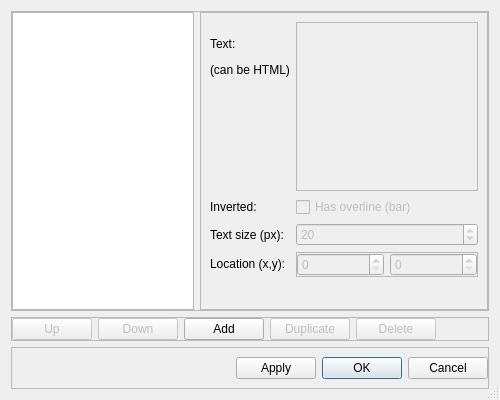
Old version of the form src/DialogEditAnnotations.ui in the repository gdevic/Z80Explorer.
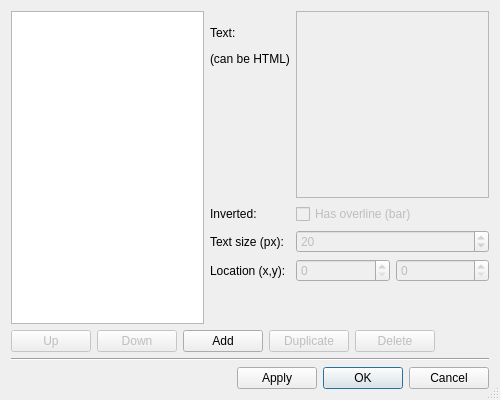
New version of the form.

Commit message: Rewriting Dialog Edit Annotations using a new fremeless style

```diff
--- a/src/DialogEditAnnotations.ui
+++ b/src/DialogEditAnnotations.ui
@@ -18,26 +18,7 @@
   </property>
   <layout class="QVBoxLayout" name="verticalLayout">
    <item>
-    <widget class="QFrame" name="frame">
-     <property name="frameShape">
-      <enum>QFrame::StyledPanel</enum>
-     </property>
-     <property name="frameShadow">
-      <enum>QFrame::Raised</enum>
-     </property>
      <layout class="QHBoxLayout" name="horizontalLayout_3">
-      <property name="leftMargin">
-       <number>0</number>
-      </property>
-      <property name="topMargin">
-       <number>0</number>
-      </property>
-      <property name="rightMargin">
-       <number>0</number>
-      </property>
-      <property name="bottomMargin">
-       <number>0</number>
-      </property>
       <item>
        <widget class="QListWidget" name="listAll">
         <property name="alternatingRowColors">
@@ -49,13 +30,6 @@
        </widget>
       </item>
       <item>
-       <widget class="QFrame" name="frame_edit">
-        <property name="frameShape">
-         <enum>QFrame::StyledPanel</enum>
-        </property>
-        <property name="frameShadow">
-         <enum>QFrame::Raised</enum>
-        </property>
         <layout class="QFormLayout" name="formLayout">
          <item row="0" column="0">
           <widget class="QLabel" name="label_text">
@@ -71,14 +45,31 @@
            </property>
           </widget>
          </item>
-         <item row="4" column="0">
+       <item row="1" column="0">
+        <widget class="QLabel" name="label_inverted">
+         <property name="text">
+          <string>Inverted:</string>
+         </property>
+        </widget>
+       </item>
+       <item row="1" column="1">
+        <widget class="QCheckBox" name="checkBar">
+         <property name="enabled">
+          <bool>false</bool>
+         </property>
+         <property name="text">
+          <string>Has overline (bar)</string>
+         </property>
+        </widget>
+       </item>
+       <item row="2" column="0">
           <widget class="QLabel" name="label_size">
            <property name="text">
             <string>Text size (px):</string>
            </property>
           </widget>
          </item>
-         <item row="4" column="1">
+       <item row="2" column="1">
           <widget class="QSpinBox" name="spinSize">
            <property name="enabled">
             <bool>false</bool>
@@ -97,34 +88,15 @@
            </property>
           </widget>
          </item>
-         <item row="6" column="0">
+       <item row="3" column="0">
           <widget class="QLabel" name="label_location">
            <property name="text">
             <string>Location (x,y):</string>
            </property>
           </widget>
          </item>
-         <item row="6" column="1">
-          <widget class="QFrame" name="frame_location">
-           <property name="frameShape">
-            <enum>QFrame::StyledPanel</enum>
-           </property>
-           <property name="frameShadow">
-            <enum>QFrame::Raised</enum>
-           </property>
+       <item row="3" column="1">
            <layout class="QHBoxLayout" name="horizontalLayout_2">
-            <property name="leftMargin">
-             <number>0</number>
-            </property>
-            <property name="topMargin">
-             <number>0</number>
-            </property>
-            <property name="rightMargin">
-             <number>0</number>
-            </property>
-            <property name="bottomMargin">
-             <number>0</number>
-            </property>
             <item>
              <widget class="QSpinBox" name="spinX">
               <property name="enabled">
@@ -152,10 +124,9 @@
              </widget>
             </item>
            </layout>
-          </widget>
-         </item>
-         <item row="8" column="1">
-          <spacer name="verticalSpacer">
+       </item>
+       <item row="4" column="0">
+        <spacer name="verticalSpacer_1">
            <property name="orientation">
             <enum>Qt::Vertical</enum>
            </property>
@@ -167,50 +138,25 @@
            </property>
           </spacer>
          </item>
-         <item row="3" column="0">
-          <widget class="QLabel" name="label_inverted">
-           <property name="text">
-            <string>Inverted:</string>
-           </property>
-          </widget>
-         </item>
-         <item row="3" column="1">
-          <widget class="QCheckBox" name="checkBar">
-           <property name="enabled">
-            <bool>false</bool>
-           </property>
-           <property name="text">
-            <string>Has overline (bar)</string>
-           </property>
-          </widget>
-         </item>
-        </layout>
-       </widget>
-      </item>
-     </layout>
-    </widget>
+       <item row="4" column="1">
+        <spacer name="verticalSpacer_2">
+         <property name="orientation">
+          <enum>Qt::Vertical</enum>
+         </property>
+         <property name="sizeHint" stdset="0">
+          <size>
+           <width>20</width>
+           <height>40</height>
+          </size>
+         </property>
+        </spacer>
+       </item>
+      </layout>
+     </item>
+    </layout>
    </item>
    <item>
-    <widget class="QFrame" name="frame_buttons">
-     <property name="frameShape">
-      <enum>QFrame::StyledPanel</enum>
-     </property>
-     <property name="frameShadow">
-      <enum>QFrame::Raised</enum>
-     </property>
-     <layout class="QHBoxLayout" name="horizontalLayout">
-      <property name="leftMargin">
-       <number>0</number>
-      </property>
-      <property name="topMargin">
-       <number>0</number>
-      </property>
-      <property name="rightMargin">
-       <number>0</number>
-      </property>
-      <property name="bottomMargin">
-       <number>0</number>
-      </property>
+    <layout class="QHBoxLayout" name="horizontalLayout_1">
       <item>
        <widget class="QPushButton" name="btUp">
         <property name="enabled">
@@ -259,7 +205,7 @@
        </widget>
       </item>
       <item>
-       <spacer name="horizontalSpacer">
+      <spacer name="horizontalSpacer_1">
         <property name="orientation">
          <enum>Qt::Horizontal</enum>
         </property>
@@ -272,23 +218,16 @@
        </spacer>
       </item>
      </layout>
+   </item>
+   <item>
+    <widget class="Line" name="line">
+     <property name="orientation">
+      <enum>Qt::Horizontal</enum>
+     </property>
     </widget>
    </item>
    <item>
-    <widget class="QFrame" name="frame_buttonbox">
-     <property name="frameShape">
-      <enum>QFrame::StyledPanel</enum>
-     </property>
-     <property name="frameShadow">
-      <enum>QFrame::Raised</enum>
-     </property>
      <layout class="QHBoxLayout" name="horizontalLayout_4">
-      <property name="leftMargin">
-       <number>0</number>
-      </property>
-      <property name="rightMargin">
-       <number>0</number>
-      </property>
       <item>
        <spacer name="horizontalSpacer_2">
         <property name="orientation">
@@ -327,7 +266,6 @@
        </widget>
       </item>
      </layout>
-    </widget>
    </item>
   </layout>
  </widget>
```
Lines whose indentation alone changed are shown as unchanged.
